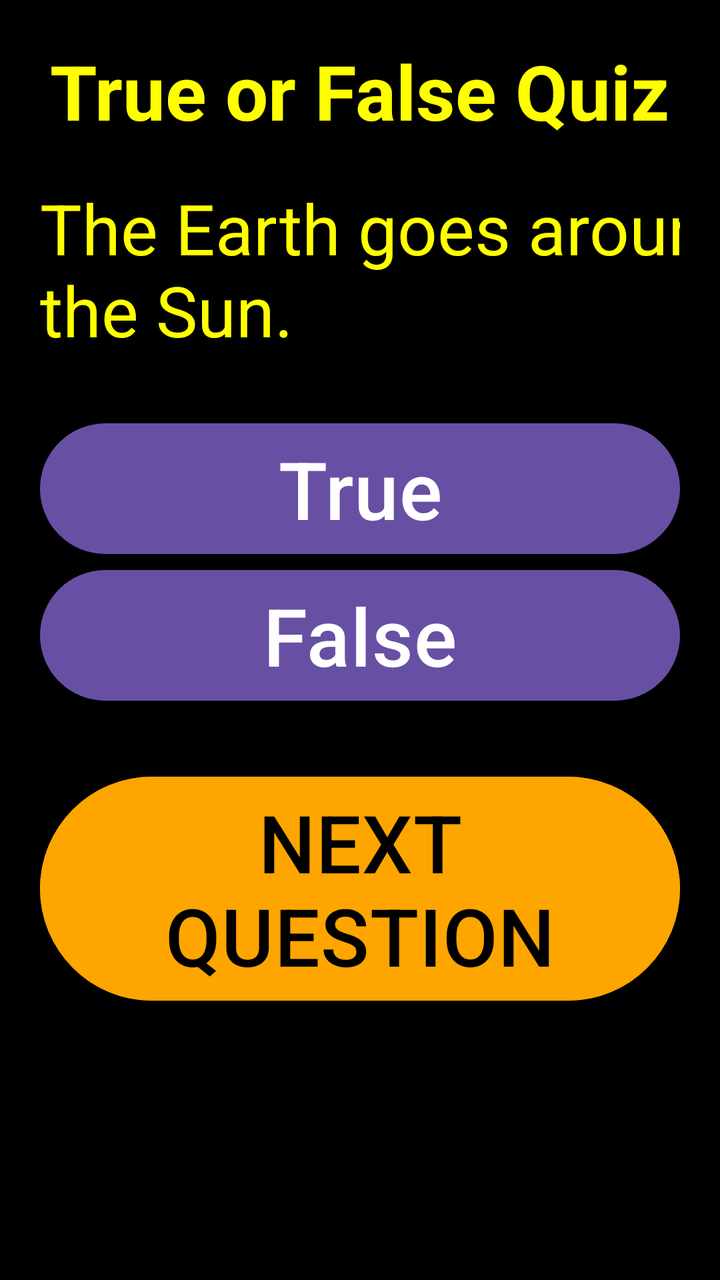
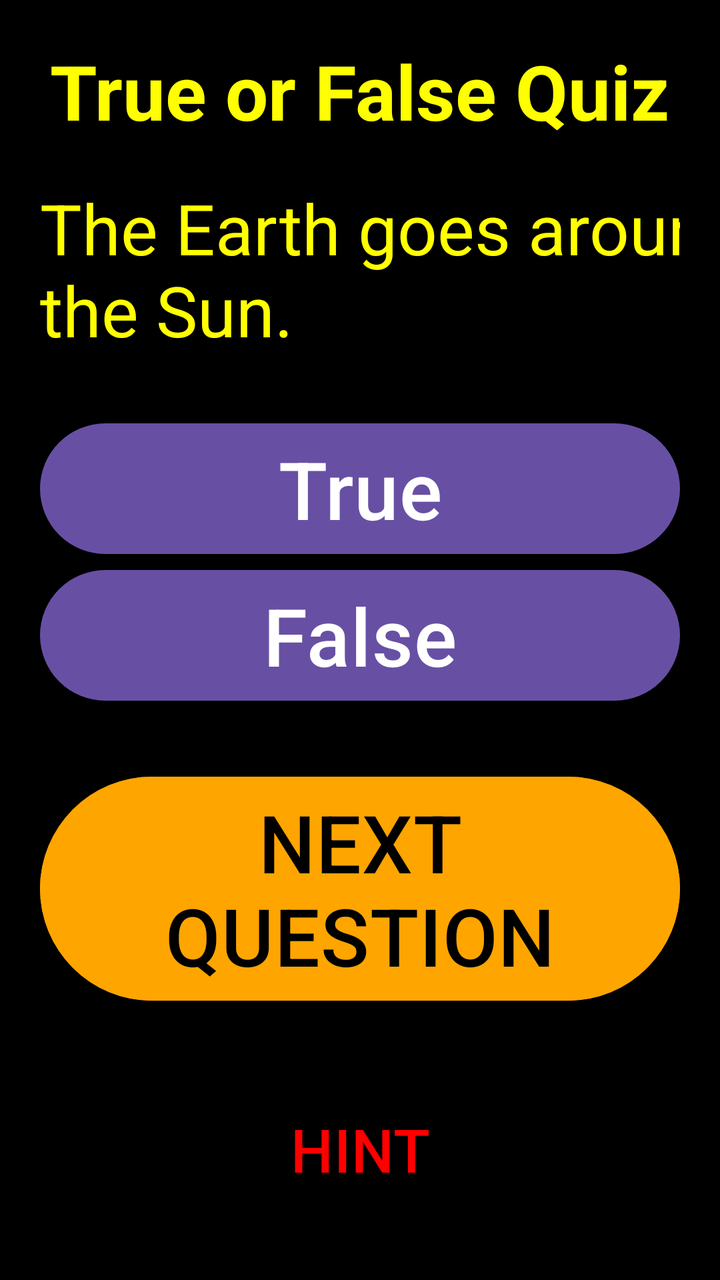

Compare the two renders of this Android layout. The source of the first and the diff that turns it into the second are given below.
<!-- AndroidManifest.xml: application theme Theme.QuizappEL -->
<!-- res/layout/activity_main.xml -->
<?xml version="1.0" encoding="utf-8"?>
<ScrollView
    xmlns:android="http://schemas.android.com/apk/res/android"
    android:layout_width="match_parent"
    android:layout_height="match_parent"
    android:background="@color/black">

    <LinearLayout
        android:layout_width="match_parent"
        android:layout_height="wrap_content"
        android:orientation="vertical"
        android:padding="20dp">

        <TextView
            android:layout_width="wrap_content"
            android:layout_height="wrap_content"
            android:text="True or False Quiz"
            android:textSize="38sp"
            android:textStyle="bold"
            android:layout_gravity="center"
            android:layout_marginBottom="20dp"
            android:textColor="@color/yellow"/>

        
        <TextView
            android:id="@+id/questionTV"
            android:layout_width="374dp"
            android:layout_height="117dp"
            android:text="@string/earth"
            android:textColor="@color/yellow"
            android:textSize="35sp" />

        <Button
            android:layout_width="match_parent"
            android:layout_height="wrap_content"
            android:text="@string/true_BTN"
            android:id="@+id/True"
            android:textSize="40dp"/>

        <Button
            android:layout_width="match_parent"
            android:layout_height="wrap_content"
            android:text="@string/false_BTN"
            android:id="@+id/False"
            android:textSize="40dp"/>

        <Button
            android:id="@+id/submitBTN"
            android:layout_width="match_parent"
            android:layout_height="wrap_content"
            android:layout_marginTop="30dp"
            android:text="@string/next_Q"
            android:textSize="40sp"
            android:backgroundTint="@color/orange"
            android:textColor="@color/black" />
    </LinearLayout>

</ScrollView>
<!-- resources referenced by this layout -->
<resources>
  <color name="black">#FF000000</color>
  <color name="orange">#FFA500</color>
  <color name="yellow">#FFFF00</color>
  <string name="earth">The Earth goes around the Sun.</string>
  <string name="false_BTN">False</string>
  <string name="next_Q">NEXT QUESTION</string>
  <string name="true_BTN">True</string>
  <style name="Theme.QuizappEL" parent="Base.Theme.QuizappEL" />
  <style name="Base.Theme.QuizappEL" parent="Theme.Material3.DayNight.NoActionBar">
          
          
      </style>
</resources>

<!-- the commit's change to res/layout/activity_main.xml (unified diff, before → after) -->
@@ -53,6 +53,17 @@
             android:textSize="40sp"
             android:backgroundTint="@color/orange"
             android:textColor="@color/black" />
+
+        <Button
+            android:id="@+id/hintBTN"
+            android:layout_width="match_parent"
+            android:layout_height="wrap_content"
+            android:text="HINT"
+            android:textSize="30sp"
+            android:backgroundTint="@color/black"
+            android:textColor="@color/red"
+            android:layout_marginTop="40dp"/>
+
     </LinearLayout>
 
 </ScrollView>
<!-- resource entries referenced after the edit -->
@@ -2,6 +2,7 @@
 <resources>
   <color name="black">#FF000000</color>
   <color name="orange">#FFA500</color>
+  <color name="red">#FF0000</color>
   <color name="yellow">#FFFF00</color>
   <string name="earth">The Earth goes around the Sun.</string>
   <string name="false_BTN">False</string>
